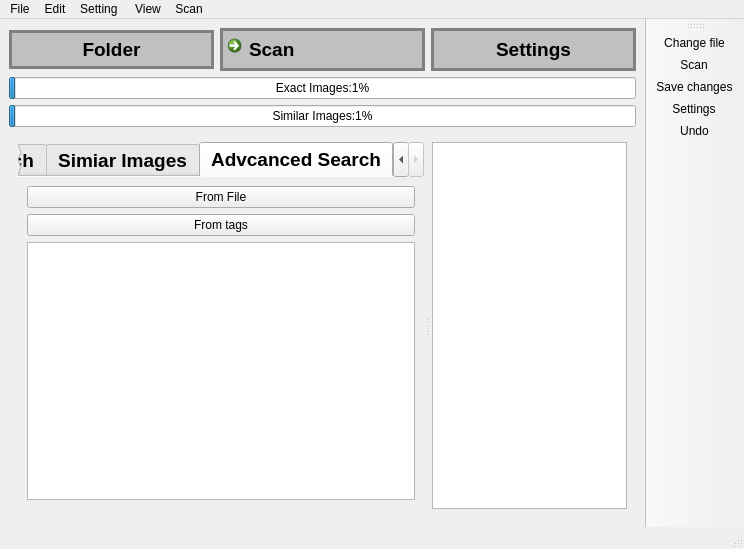
Above: mainwindow.ui from Effi-S/Image-Organizer before the change. Below: the same form after it.
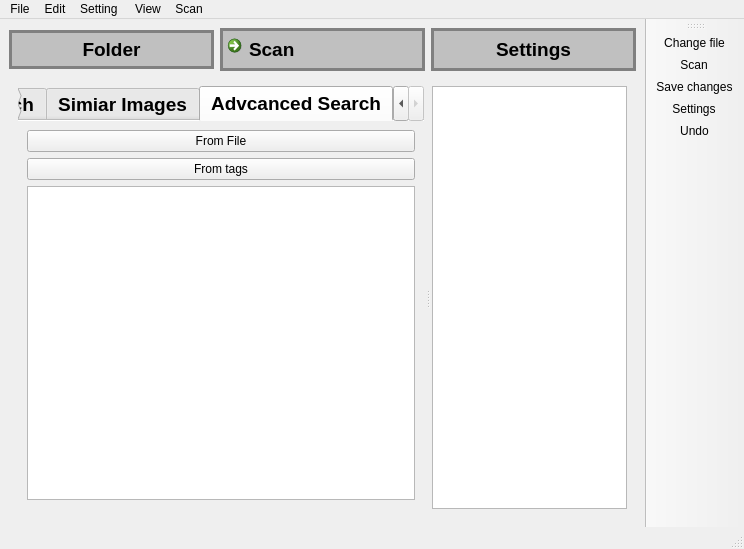
That is the form after the change. The open tabs and pages were chosen to show the change. Icons and pictures are not drawn. Custom widgets are drawn as their Qt base class.

The edit to the form file:
```diff
--- a/mainwindow.ui
+++ b/mainwindow.ui
@@ -32,7 +32,7 @@
 }</string>
    </property>
    <layout class="QGridLayout" name="gridLayout">
-    <item row="5" column="0" colspan="3">
+    <item row="3" column="0" colspan="3">
      <widget class="QWidget" name="body_widget" native="true">
       <property name="sizePolicy">
        <sizepolicy hsizetype="Expanding" vsizetype="Expanding">
@@ -399,28 +399,8 @@
       </property>
      </widget>
     </item>
-    <item row="4" column="0" colspan="3">
-     <widget class="QProgressBar" name="progressBar_3">
-      <property name="value">
-       <number>1</number>
-      </property>
-      <property name="textVisible">
-       <bool>true</bool>
-      </property>
-      <property name="format">
-       <string>Similar Images:%p%</string>
-      </property>
-     </widget>
-    </item>
-    <item row="3" column="0" colspan="3">
-     <widget class="QProgressBar" name="progressBar_2">
-      <property name="value">
-       <number>1</number>
-      </property>
-      <property name="format">
-       <string>Exact Images:%p%</string>
-      </property>
-     </widget>
+    <item row="2" column="0" colspan="3">
+     <layout class="QVBoxLayout" name="barLayout"/>
     </item>
    </layout>
    <widget class="QSplitter" name="splitter">
```
Left out of the diff: 110 changed lines with no effect on the pictures.
